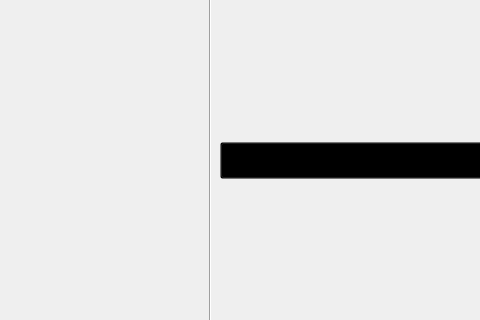
Before: the Qt Designer form src/view/staff/main.ui in dangchien2003/QL_BanVePhim, drawn with Qt 5; both pictures show x 0 to 480 and y 190 to 510 of the 1108 by 701 pixel window.
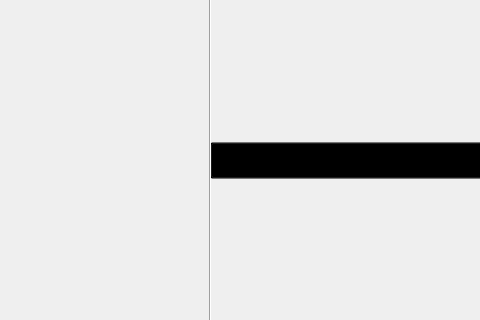
After: the same form once the commit is applied.

What changed in the file:
```diff
--- a/src/view/staff/main.ui
+++ b/src/view/staff/main.ui
@@ -28,9 +28,9 @@
    <widget class="QWidget" name="verticalLayoutWidget_2">
     <property name="geometry">
      <rect>
-      <x>220</x>
+      <x>210</x>
       <y>0</y>
-      <width>881</width>
+      <width>891</width>
       <height>701</height>
      </rect>
     </property>
```
